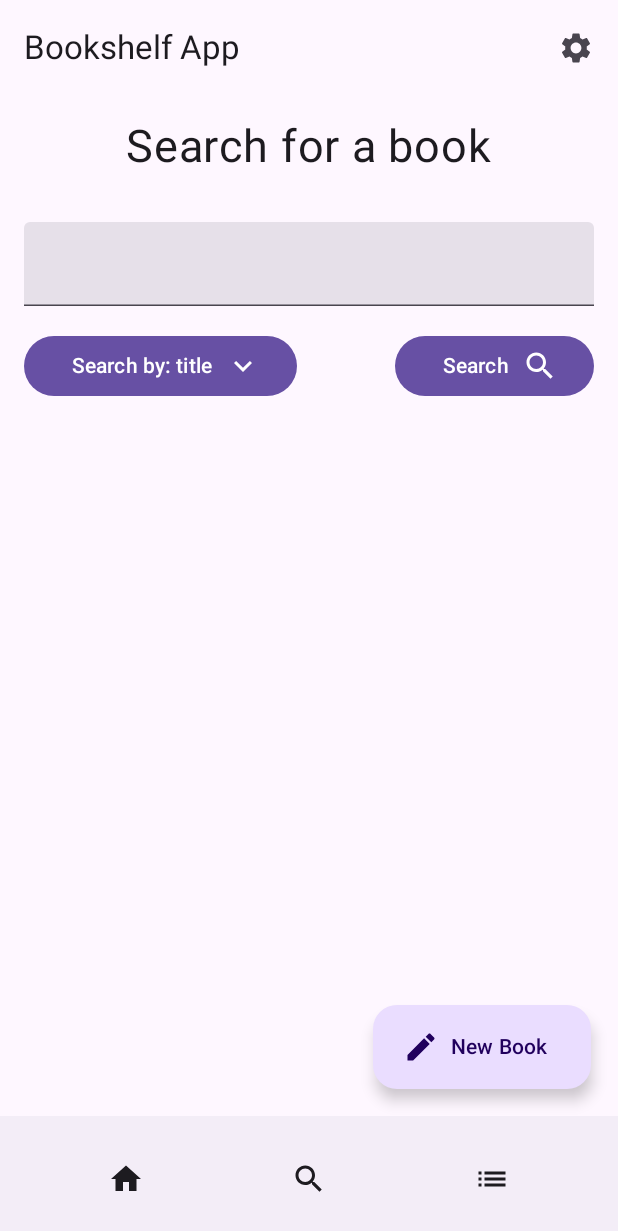
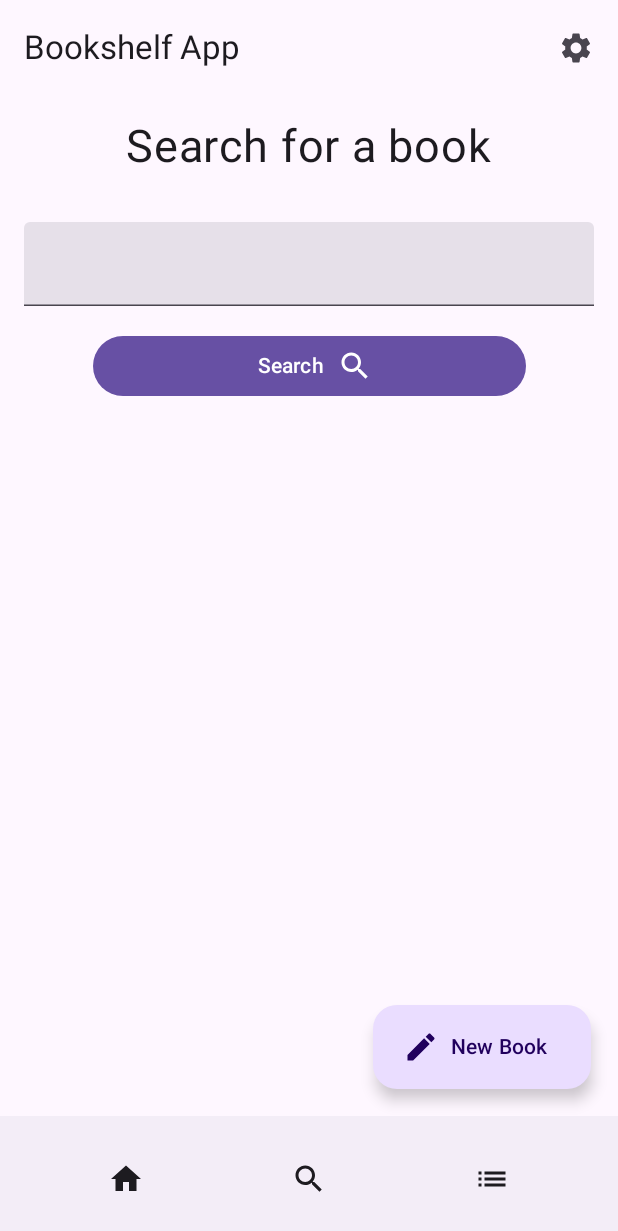
Before and after one commit to danbrooks784/CP3406-Assessment-2, an Android app built with Jetpack Compose: the screen it shows after launch (MainActivity), after a tap on "Search button", on a phone screen of 412 x 824 dp. Shown: the top 1231 px of the screen. Run offline under Robolectric (Android 15) with nearby library versions, the phone set to English and light mode, and no system bars; libraries missing offline, so code that uses them is left out: com.jakewharton.retrofit2.

Commit message:
Remove search type filter

```diff
--- a/app/src/main/java/com/example/cp3406assessment2/BookScreen.kt
+++ b/app/src/main/java/com/example/cp3406assessment2/BookScreen.kt
@@ -114,7 +114,7 @@ fun BookApp(
     ) { innerPadding ->
         NavHost(
             navController = navController,
-            startDestination = Screens.ShelfScreen.route,
+            startDestination = Screens.HomeScreen.route,
             modifier = Modifier.padding(innerPadding)
         ) {
             composable(Screens.HomeScreen.route) {
@@ -124,7 +124,7 @@ fun BookApp(
             composable(Screens.SearchScreen.route) {
                 SearchScreen(
                     onSearch = {
-                        query: String, filter: String ->  viewModel.searchQuery(query, filter)
+                        query: String ->  viewModel.searchQuery(query)
                         navController.navigate(Screens.SearchResultScreen.route)
                     }
                 )
@@ -132,14 +132,13 @@ fun BookApp(
 
             composable(Screens.SearchResultScreen.route) {
                 SearchResultScreen(
-                    search = viewModel.search,
-                    searchType = viewModel.searchType
+                    search = viewModel.search
                 )
             }
 
             composable(Screens.ShelfScreen.route) {
                 ShelfScreen(
-                    books = viewModel.books,
+                    books = viewModel.retrieveBooks(),
                     onEditButtonPressed = {
                         viewModel.bookToEdit = it
                         navController.navigate(Screens.EditBookScreen.route)
--- a/app/src/main/java/com/example/cp3406assessment2/ui/SearchResultScreen.kt
+++ b/app/src/main/java/com/example/cp3406assessment2/ui/SearchResultScreen.kt
@@ -7,12 +7,10 @@ import androidx.compose.runtime.Composable
 
 @Composable
 fun SearchResultScreen(
-    search: String,
-    searchType: String
+    search: String
 ) {
     Column {
         Text("Search result screen")
         Text(search)
-        Text(searchType)
     }
 }
--- a/app/src/main/java/com/example/cp3406assessment2/ui/SearchScreen.kt
+++ b/app/src/main/java/com/example/cp3406assessment2/ui/SearchScreen.kt
@@ -34,18 +34,15 @@ import androidx.compose.ui.unit.sp
 
 @Composable
 fun SearchScreen(
-    onSearch: (String, String) -> Unit
+    onSearch: (String) -> Unit
 ) {
     var query by remember { mutableStateOf("") }
-    var filter by remember { mutableStateOf("title") }
-    var isExpanded by remember { mutableStateOf(false) }
 
     Column {
         Text(
             text = "Search for a book",
             fontSize = 30.sp,
-            modifier = Modifier.padding(16.dp)
-                .align(alignment = Alignment.CenterHorizontally)
+            modifier = Modifier.padding(16.dp).align(alignment = Alignment.CenterHorizontally)
         )
 
         TextField(
@@ -56,53 +53,14 @@ fun SearchScreen(
                 imeAction = ImeAction.Search
             ),
             keyboardActions = KeyboardActions(
-                onSearch = { onSearch(query, filter) }
+                onSearch = { onSearch(query) }
             ),
             modifier = Modifier.padding(16.dp).fillMaxWidth()
         )
 
-        Row(
-            modifier = Modifier.fillMaxWidth().padding(horizontal = 16.dp),
-            horizontalArrangement = Arrangement.SpaceBetween
-        ) {
-            Box {
         Button(
-                    onClick = { isExpanded = !isExpanded }
-                ) {
-                    Text(
-                        text = "Search by: $filter",
-                        modifier = Modifier.padding(horizontal = 8.dp)
-                    )
-                    Icon(
-                        Icons.Default.KeyboardArrowDown,
-                        contentDescription = "Filter button"
-                    )
-                }
-
-                DropdownMenu(
-                    expanded = isExpanded,
-                    onDismissRequest = { isExpanded = false },
-                    modifier = Modifier.fillMaxWidth(0.4f)
-                ) {
-                    DropdownMenuItem(
-                        text = { Text("Title") },
-                        onClick = { filter = "title" }
-                    )
-
-                    DropdownMenuItem(
-                        text = { Text("Author") },
-                        onClick = { filter = "author" }
-                    )
-
-                    DropdownMenuItem(
-                        text = { Text("Year") },
-                        onClick = { filter = "year" }
-                    )
-                }
-            }
-
-            Button(
-                onClick = { onSearch(query, filter) }
+            onClick = { onSearch(query) },
+            modifier = Modifier.fillMaxWidth(0.7f).align(Alignment.CenterHorizontally)
         ) {
             Text(
                 text = "Search",
@@ -115,4 +73,34 @@ fun SearchScreen(
         }
     }
 }
-}
+
+//            Box {
+//                Button(
+//                    onClick = { isExpanded = !isExpanded }
+//                ) {
+//                    Text(
+//                        text = "Search by: $filter",
+//                        modifier = Modifier.padding(horizontal = 8.dp)
+//                    )
+//                    Icon(
+//                        Icons.Default.KeyboardArrowDown,
+//                        contentDescription = "Filter button"
+//                    )
+//                }
+//
+//                DropdownMenu(
+//                    expanded = isExpanded,
+//                    onDismissRequest = { isExpanded = false },
+//                    modifier = Modifier.fillMaxWidth(0.4f)
+//                ) {
+//                    DropdownMenuItem(
+//                        text = { Text("Title") },
+//                        onClick = { filter = "title" }
+//                    )
+//
+//                    DropdownMenuItem(
+//                        text = { Text("Author") },
+//                        onClick = { filter = "author" }
+//                    )
+//                }
+//            }
```
Lines whose indentation alone changed are shown as unchanged.
